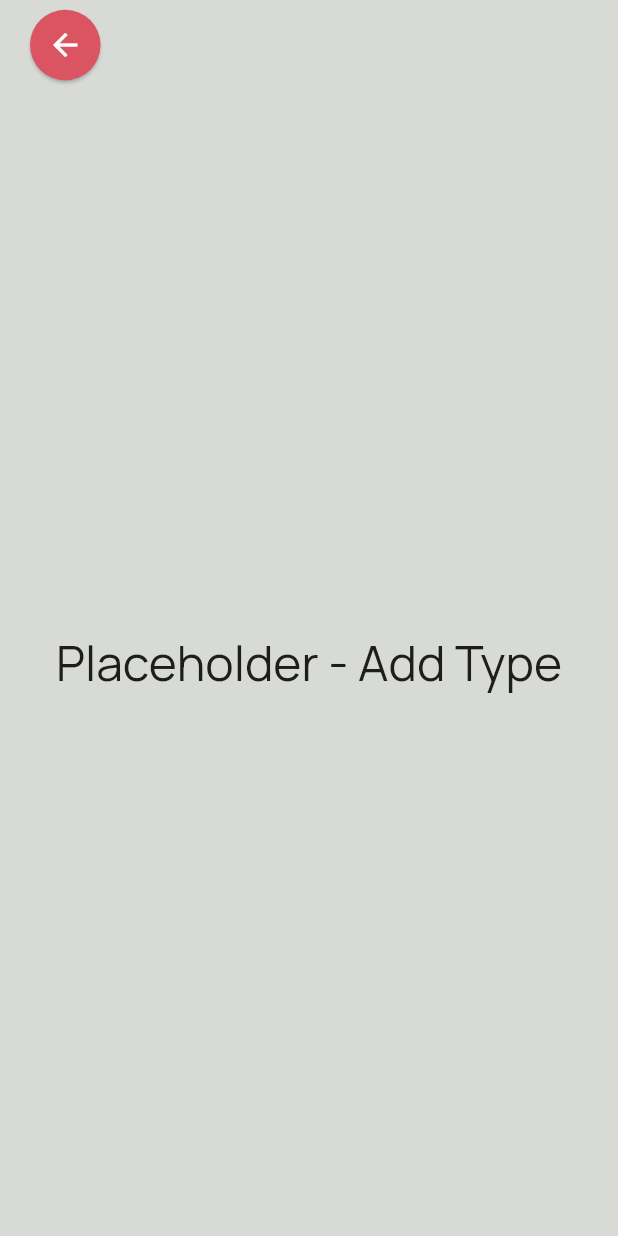
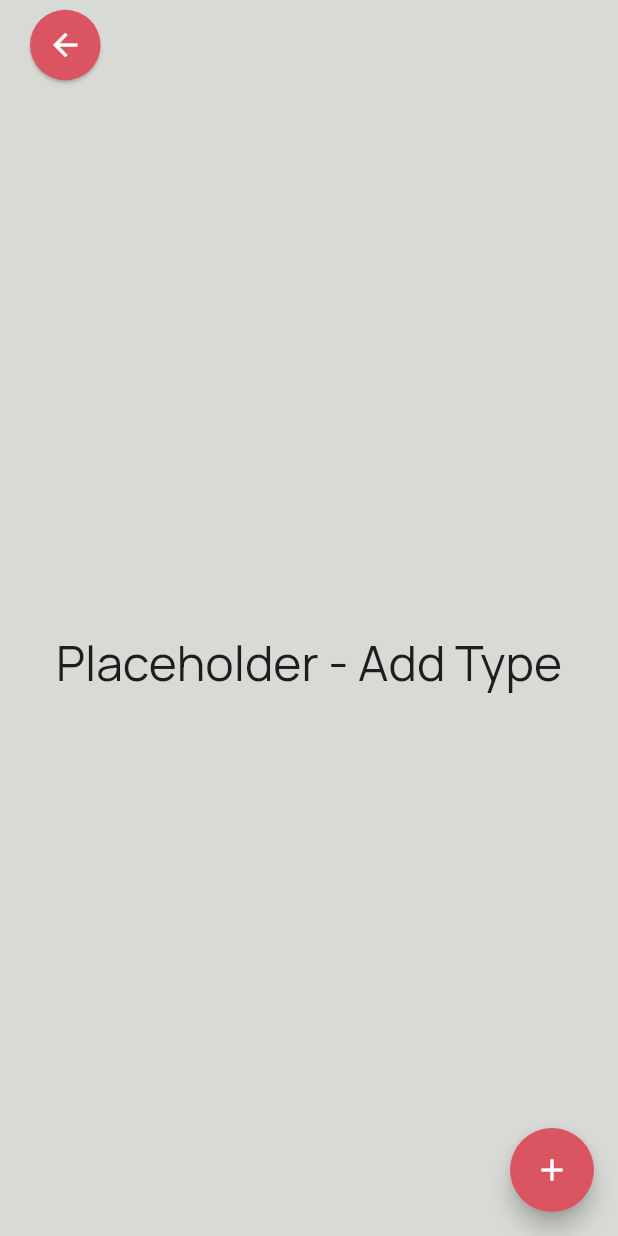
Before and after one commit to mattdbarnett/activito-app, a Flutter app: the screen it shows after launch, after a tap on "Add Types", on a phone screen of 412 x 824 dp. Run offline on Flutter 3.47's test engine with Material 2 defaults, Android fonts, the phone set to English and light mode, and no system bars.

Commit message:
Added types functions and class, alongside add button for add types page

```diff
--- /dev/null
+++ b/lib/classes/type.dart
@@ -0,0 +1,8 @@
+
+class Type {
+  String author;
+  DateTime creationDateTime;
+  List<String> lines;
+
+  Type(this.author, this.creationDateTime, this.lines);
+}
--- a/lib/pages/typeadd.dart
+++ b/lib/pages/typeadd.dart
@@ -30,6 +30,13 @@ class _HistoryAddTypeState extends State<HistoryAddType> {
           ),
         ],
       ),
+      floatingActionButton: FloatingActionButton(
+        onPressed: () {},
+        heroTag: "btnadd",
+        tooltip: 'Add Type',
+        backgroundColor: HistColours.cHighlight,
+        child: const Icon(Icons.add),
+      ),
     );
   }
 }
--- a/lib/template/secondary_appbar.dart
+++ b/lib/template/secondary_appbar.dart
@@ -28,6 +28,8 @@ SizedBox appbarBack(BuildContext context) {
     width: 47,
     height: 47,
     child: FloatingActionButton(
+      heroTag: "btnback",
+      tooltip: 'Back',
       elevation: 1,
       highlightElevation: 1 ,
       backgroundColor: HistColours.cHighlight,
```
Also changed, not shown: lib/classes/histglobals.dart (+16 -1 lines).
